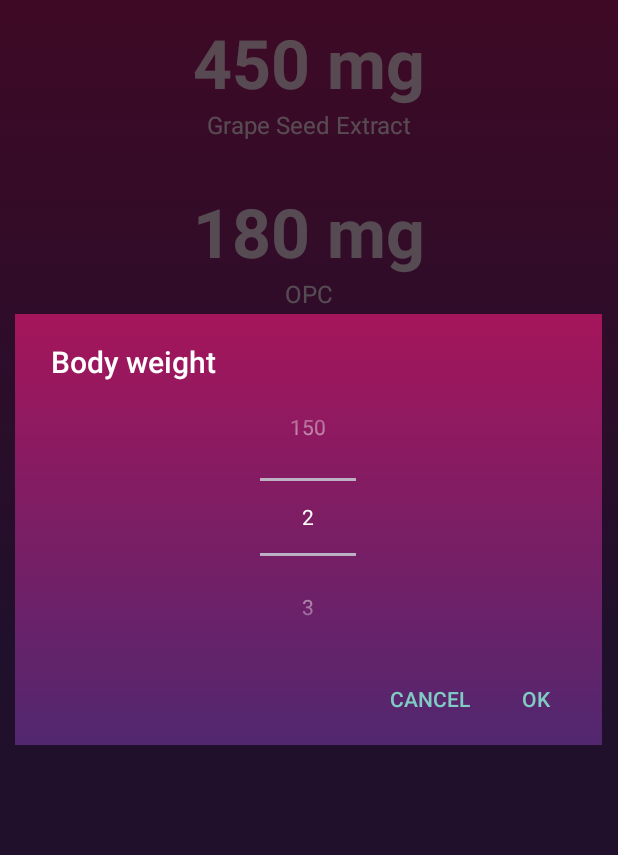
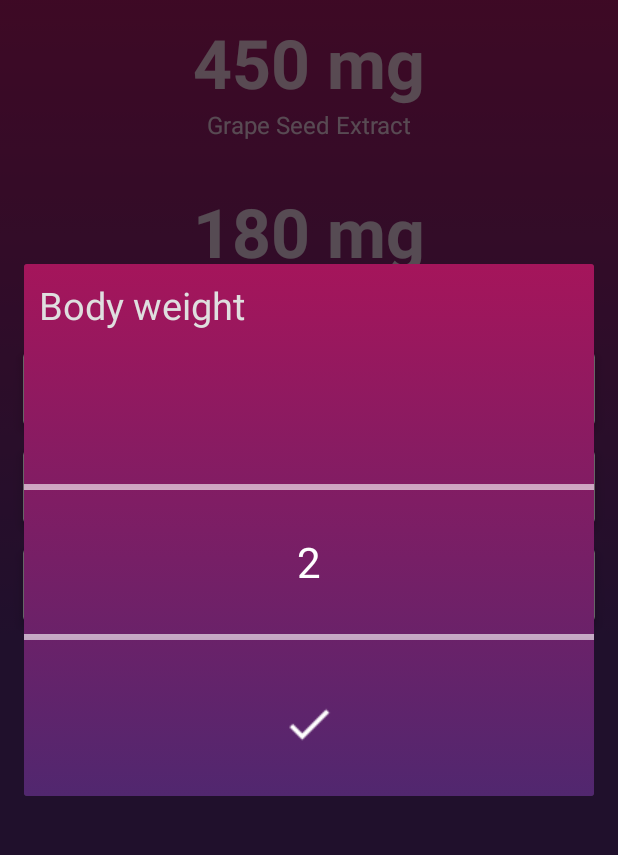
Before and after one commit to lidox/opc-counter, an Android app: the screen it shows after launch (LauncherActivity), after a tap on "Body weight", on a phone screen of 412 x 824 dp, the part 88-943 px from its top. Run offline under Robolectric (Android 15) with nearby library versions, the phone set to English and light mode, and no system bars; plain views replace SpaceTabLayout.

Commit message:
refactor code and change Numberpicker UI. Fix #2

```diff
--- a/app/build.gradle
+++ b/app/build.gradle
@@ -6,8 +6,8 @@ android {
         applicationId "com.futuzon.opccounter"
         minSdkVersion 14
         targetSdkVersion 26
-        versionCode 1
-        versionName "1.0"
+        versionCode 2
+        versionName "1.0.1"
         testInstrumentationRunner "android.support.test.runner.AndroidJUnitRunner"
     }
     buildTypes {
--- a/app/src/main/java/com/futuzon/opccounter/view/dialogs/NumberPickers.java
+++ b/app/src/main/java/com/futuzon/opccounter/view/dialogs/NumberPickers.java
@@ -2,149 +2,133 @@ package com.futuzon.opccounter.view.dialogs;
 
 
 import android.animation.ValueAnimator;
-import android.annotation.SuppressLint;
 import android.app.Activity;
-import android.app.AlertDialog;
-import android.content.DialogInterface;
-import android.graphics.Color;
-import android.graphics.Paint;
+import android.app.Dialog;
 import android.util.Log;
 import android.view.View;
-import android.widget.EditText;
+import android.widget.ImageView;
 import android.widget.NumberPicker;
-import android.widget.RelativeLayout;
 import android.widget.TextView;
 
 import com.futuzon.opccounter.R;
 import com.futuzon.opccounter.controller.calculation.OpcIntakeCalculator;
-import com.futuzon.opccounter.controller.config.App;
 import com.futuzon.opccounter.controller.utils.Global;
-
-import java.lang.reflect.Field;
 
 public class NumberPickers {
 
+    private static String className = NumberPickers.class.getSimpleName();
     private Activity activity = null;
 
     public NumberPickers(Activity activity) {
         this.activity = activity;
     }
 
-    public void openNumberPicker(final int globalValueId, String dialogTitle, int minValue, int maxValue) {
-        RelativeLayout linearLayout = new RelativeLayout(App.getAppContext());
-
-        final NumberPicker numberPicker = new NumberPicker(App.getAppContext());
-        numberPicker.setMaxValue(maxValue);
-        numberPicker.setMinValue(minValue);
-        numberPicker.setValue((int) new Global(App.getAppContext()).getDoubleByKey(globalValueId, 2));
-        setNumberPickerTextColor(numberPicker, Color.WHITE);
-
-        RelativeLayout.LayoutParams params = new RelativeLayout.LayoutParams(50, 50);
-        int wrapContent = RelativeLayout.LayoutParams.WRAP_CONTENT;
-        RelativeLayout.LayoutParams numPickerParams = new RelativeLayout.LayoutParams(wrapContent, wrapContent);
-        numPickerParams.addRule(RelativeLayout.CENTER_HORIZONTAL);
-        linearLayout.setLayoutParams(params);
-        linearLayout.addView(numberPicker, numPickerParams);
-
-        // dialog
-        AlertDialog.Builder alertDialogBuilder = new AlertDialog.Builder(activity);
-        alertDialogBuilder.setTitle(dialogTitle);
-        alertDialogBuilder.setView(linearLayout);
-
-        alertDialogBuilder
-                .setCancelable(false)
-                .setPositiveButton(App.getStringByRId(R.string.ok),
-                        new DialogInterface.OnClickListener() {
-                            public void onClick(DialogInterface dialog,
-                                                int id) {
-                                Log.d(NumberPickers.class.getSimpleName(), "Number picker new value selected: " + numberPicker.getValue());
-
-                                // get old values before making an update
-                                int oldOpcValue = new OpcIntakeCalculator().getRecommendedOpcDailyRation(activity);
-                                int oldGrapeSeedExtract = new OpcIntakeCalculator().getRecommendedGrapeSeedExtractDailyRation(activity);
-
-                                // update database value
-                                new Global(App.getAppContext()).putDouble(globalValueId, numberPicker.getValue());
-
-                                // update OPC value in UI using animation
-                                updateUiByCountAnimation((int) Math.round(oldOpcValue), new OpcIntakeCalculator().getRecommendedOpcDailyRation(activity), R.id.opc_value);
-
-                                // update 'Grape Seed Extract' value in UI using animation
-                                updateUiByCountAnimation((int) Math.round(oldGrapeSeedExtract), new OpcIntakeCalculator().getRecommendedGrapeSeedExtractDailyRation(activity), R.id.grape_seed_extract_value);
-
-                                // update changed value in UI
-                                updateUiValue(numberPicker.getValue(), globalValueId);
-                            }
-                        })
-                .setNegativeButton(App.getStringByRId(R.string.cancel),
-                        new DialogInterface.OnClickListener() {
-                            public void onClick(DialogInterface dialog,
-                                                int id) {
-                                dialog.cancel();
-                            }
-                        });
-        AlertDialog alertDialog = alertDialogBuilder.create();
-        alertDialog.getWindow().setBackgroundDrawableResource(R.drawable.gradient_list);
-        alertDialog.show();
-    }
-
     private void updateUiValue(int newValue, int globalValueId) {
 
         // get view id by value id
         int viewId = R.id.body_weight_txt;
-        if(globalValueId == R.string.c_opc_amount_per_body_weight)
+        if (globalValueId == R.string.c_opc_amount_per_body_weight)
             viewId = R.id.opc_per_body_weight_txt;
-        else if(globalValueId == R.string.c_opc_share_within_grape_seed_extract)
+        else if (globalValueId == R.string.c_opc_share_within_grape_seed_extract)
             viewId = R.id.opc_share_txt;
-        else if(globalValueId == R.string.c_opc_body_weight)
+        else if (globalValueId == R.string.c_opc_body_weight)
             viewId = R.id.body_weight_txt;
 
         if (activity != null) {
             TextView textView = activity.findViewById(viewId);
             String oldValue = textView.getText().toString();
-            Log.d("", "string: " + oldValue);
+            Log.d(className, "string: " + oldValue);
             String[] valueUnit = oldValue.split(" ");
             String text = newValue + " " + valueUnit[1];
             textView.setText(text);
         }
     }
 
-    @SuppressLint("LongLogTag")
-    public static boolean setNumberPickerTextColor(NumberPicker numberPicker, int color) {
-        final int count = numberPicker.getChildCount();
-        for (int i = 0; i < count; i++) {
-            View child = numberPicker.getChildAt(i);
-            if (child instanceof EditText) {
-                try {
-                    Field selectorWheelPaintField = numberPicker.getClass()
-                            .getDeclaredField("mSelectorWheelPaint");
-                    selectorWheelPaintField.setAccessible(true);
-                    ((Paint) selectorWheelPaintField.get(numberPicker)).setColor(color);
-                    ((EditText) child).setTextColor(color);
-                    numberPicker.invalidate();
-                    return true;
-                } catch (NoSuchFieldException e) {
-                    Log.w("setNumberPickerTextColor", e);
-                } catch (IllegalAccessException e) {
-                    Log.w("setNumberPickerTextColor", e);
-                } catch (IllegalArgumentException e) {
-                    Log.w("setNumberPickerTextColor", e);
-                }
-            }
-        }
-        return false;
-    }
-
+    /**
+     * Sets a new value in the UI using UiId and showing count animation
+     *
+     * @param oldVal the old value, which is needed to start animation
+     * @param newVal the new value to display in the UI
+     * @param viewId the text view Id where to display the new value
+     */
     private void updateUiByCountAnimation(int oldVal, int newVal, final int viewId) {
         ValueAnimator animator = ValueAnimator.ofInt(oldVal, newVal);
         animator.setDuration(3000);
         animator.addUpdateListener(new ValueAnimator.AnimatorUpdateListener() {
             public void onAnimationUpdate(ValueAnimator animation) {
                 TextView textView = activity.findViewById(viewId);
-                textView.setText(animation.getAnimatedValue().toString() + " mg");
+                String text = animation.getAnimatedValue().toString() + " mg";
+                textView.setText(text);
             }
         });
         animator.start();
     }
 
+    /**
+     * Open up new number picker Dialog
+     *
+     * @param globalValueKey the global key for used value
+     * @param dialogTitle    the dialog's title to show
+     * @param minValue       the number picker's min value
+     * @param maxValue       the number picker's min value
+     */
+    public void showNumberPickerDialog(final int globalValueKey, String dialogTitle, int minValue, int maxValue) {
+
+        // create dialog
+        final Dialog dialog = new Dialog(activity);
+        dialog.setContentView(R.layout.number_picker_dialog);
+
+        // set dialogTitle
+        TextView titleView = dialog.findViewById(R.id.dialog_title);
+        if (titleView != null)
+            titleView.setText(dialogTitle);
+
+        // get number picker instance
+        final NumberPicker numberPicker = dialog.findViewById(R.id.numberPicker);
+        numberPicker.setMaxValue(maxValue);
+        numberPicker.setMinValue(minValue);
+        numberPicker.setWrapSelectorWheel(false);
+        numberPicker.setValue((int) Global.getDoubleByKey(globalValueKey, 2));
+
+
+        // get submit button instance
+        ImageView submitButton = dialog.findViewById(R.id.submit_btn);
+        submitButton.setOnClickListener(new View.OnClickListener() {
+            @Override
+            public void onClick(View view) {
+                int newValue = numberPicker.getValue();
+                updateDbAndUi(newValue, globalValueKey);
+                dialog.dismiss();
+            }
+        });
+
+        dialog.show();
+    }
+
+    /**
+     * Updates new value in database and UI
+     *
+     * @param newValue      the new value to set
+     * @param globalValueId the global value key for the new value
+     */
+    private void updateDbAndUi(int newValue, int globalValueId) {
+        Log.d(className, "new Value selected: " + newValue);
+
+        // get old values before making an update
+        int oldOpcValue = new OpcIntakeCalculator().getRecommendedOpcDailyRation(activity);
+        int oldGrapeSeedExtract = new OpcIntakeCalculator().getRecommendedGrapeSeedExtractDailyRation(activity);
+
+        // update database value
+        Global.putDouble(globalValueId, newValue);
+
+        // update OPC value in UI using animation
+        updateUiByCountAnimation(Math.round(oldOpcValue), new OpcIntakeCalculator().getRecommendedOpcDailyRation(activity), R.id.opc_value);
+
+        // update 'Grape Seed Extract' value in UI using animation
+        updateUiByCountAnimation(Math.round(oldGrapeSeedExtract), new OpcIntakeCalculator().getRecommendedGrapeSeedExtractDailyRation(activity), R.id.grape_seed_extract_value);
+
+        // update changed value in UI
+        updateUiValue(newValue, globalValueId);
+    }
+
 }
--- a/app/src/main/java/com/futuzon/opccounter/view/opc/ComingSoonFragment.java
+++ b/app/src/main/java/com/futuzon/opccounter/view/opc/ComingSoonFragment.java
@@ -8,6 +8,7 @@ import android.view.ViewGroup;
 
 import com.futuzon.opccounter.R;
 
+// TODO: Not used yet
 public class ComingSoonFragment extends Fragment {
 
     @Override
--- a/app/src/main/java/com/futuzon/opccounter/view/opc/OpcCounterFragment.java
+++ b/app/src/main/java/com/futuzon/opccounter/view/opc/OpcCounterFragment.java
@@ -88,7 +88,7 @@ public class OpcCounterFragment extends Fragment {
             @Override
             public void onClick(View view) {
                 Log.d(className, "'body weight' card view selected");
-                new NumberPickers(getActivity()).openNumberPicker(R.string.c_opc_body_weight, App.getStringByRId(R.string.body_weight), 2, 150);
+                new NumberPickers(getActivity()).showNumberPickerDialog(R.string.c_opc_body_weight, App.getStringByRId(R.string.body_weight), 2, 150);
             }
         };
     }
@@ -103,7 +103,7 @@ public class OpcCounterFragment extends Fragment {
             @Override
             public void onClick(View view) {
                 Log.d(className, "'OPC share' card view selected");
-                new NumberPickers(getActivity()).openNumberPicker(R.string.c_opc_share_within_grape_seed_extract, App.getStringByRId(R.string.opc_share), 1, 100);
+                new NumberPickers(getActivity()).showNumberPickerDialog(R.string.c_opc_share_within_grape_seed_extract, App.getStringByRId(R.string.opc_share), 1, 100);
             }
         };
 
@@ -119,7 +119,9 @@ public class OpcCounterFragment extends Fragment {
             @Override
             public void onClick(View view) {
                 Log.d(className, "'OPC amount per kg' card view selected");
-                new NumberPickers(getActivity()).openNumberPicker(R.string.c_opc_amount_per_body_weight, App.getStringByRId(R.string.opc_per_body_weight), 1, 10);
+                //new NumberPickers(getActivity()).openNumberPicker(R.string.c_opc_amount_per_body_weight, App.getStringByRId(R.string.opc_per_body_weight), 1, 10);
+                new NumberPickers(getActivity()).showNumberPickerDialog(R.string.c_opc_amount_per_body_weight, App.getStringByRId(R.string.opc_per_body_weight), 1, 10);
+
             }
         };
     }
--- /dev/null
+++ b/app/src/main/res/layout/number_picker_dialog.xml
@@ -0,0 +1,47 @@
+<?xml version="1.0" encoding="utf-8"?>
+<RelativeLayout xmlns:android="http://schemas.android.com/apk/res/android"
+    android:layout_width="match_parent"
+    android:layout_height="match_parent"
+    android:background="@drawable/gradient_list">
+
+    <TextView
+        android:id="@+id/dialog_title"
+        android:layout_width="match_parent"
+        android:layout_height="wrap_content"
+        android:layout_marginLeft="@dimen/selector_text_margin"
+        android:layout_marginTop="@dimen/selector_text_margin"
+        android:text="title!!!"
+        android:textColor="@color/colorWhite"
+        android:textSize="@dimen/selector_text_size_large" />
+
+    <RelativeLayout
+        android:id="@+id/wrapper"
+        android:layout_width="match_parent"
+        android:layout_height="wrap_content"
+        android:layout_below="@id/dialog_title">
+
+        <NumberPicker
+            android:id="@+id/numberPicker"
+            android:layout_width="match_parent"
+            android:layout_height="wrap_content"
+            android:layout_alignParentTop="true"
+            android:layout_centerHorizontal="true"
+            android:layout_marginTop="64dp"
+            android:defaultFocusHighlightEnabled="false"
+            android:scaleX="2.0"
+            android:scaleY="2.0"
+            android:tooltipText="tooltip" />
+
+    </RelativeLayout>
+
+    <ImageView
+        android:id="@+id/submit_btn"
+        android:layout_width="wrap_content"
+        android:layout_height="wrap_content"
+        android:layout_below="@+id/wrapper"
+        android:layout_centerHorizontal="true"
+        android:layout_marginBottom="30dp"
+        android:src="@drawable/ic_check_white_24dp" />
+
+
+</RelativeLayout>
```
Also changed, not shown: app/src/main/java/com/futuzon/opccounter/controller/utils/ExceptionHandler.java (deleted, +0 -48 lines), app/src/main/res/drawable/ic_check_black_24dp.png (added), app/src/main/res/drawable/ic_check_white_24dp.png (added), 4 other files.
